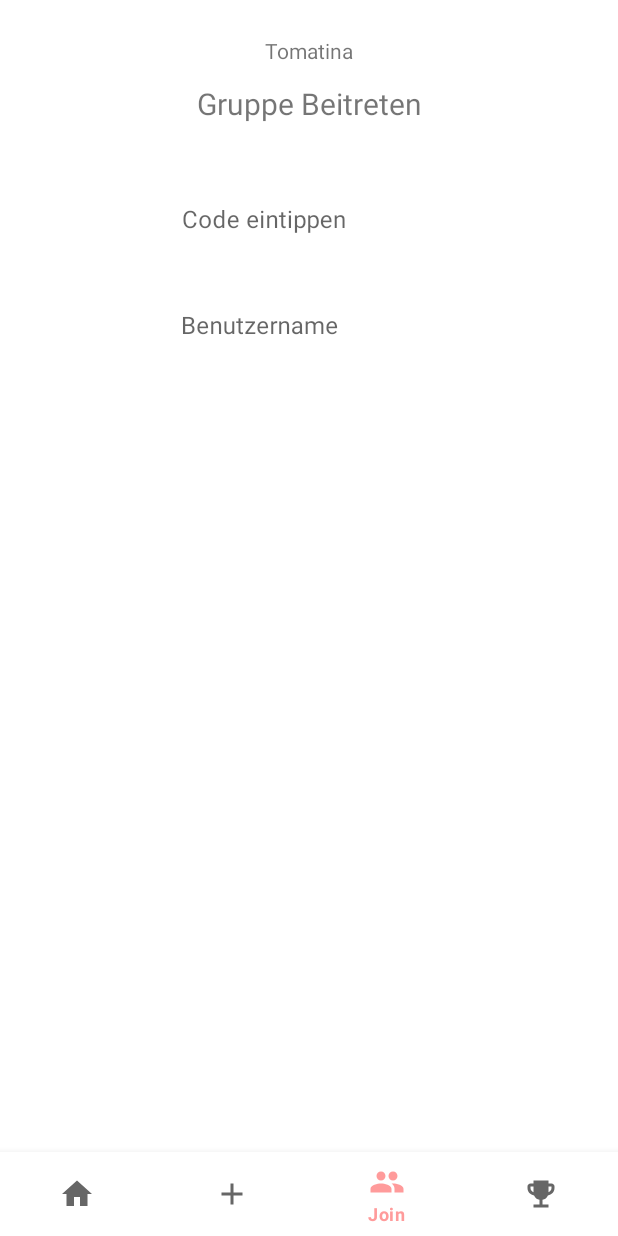
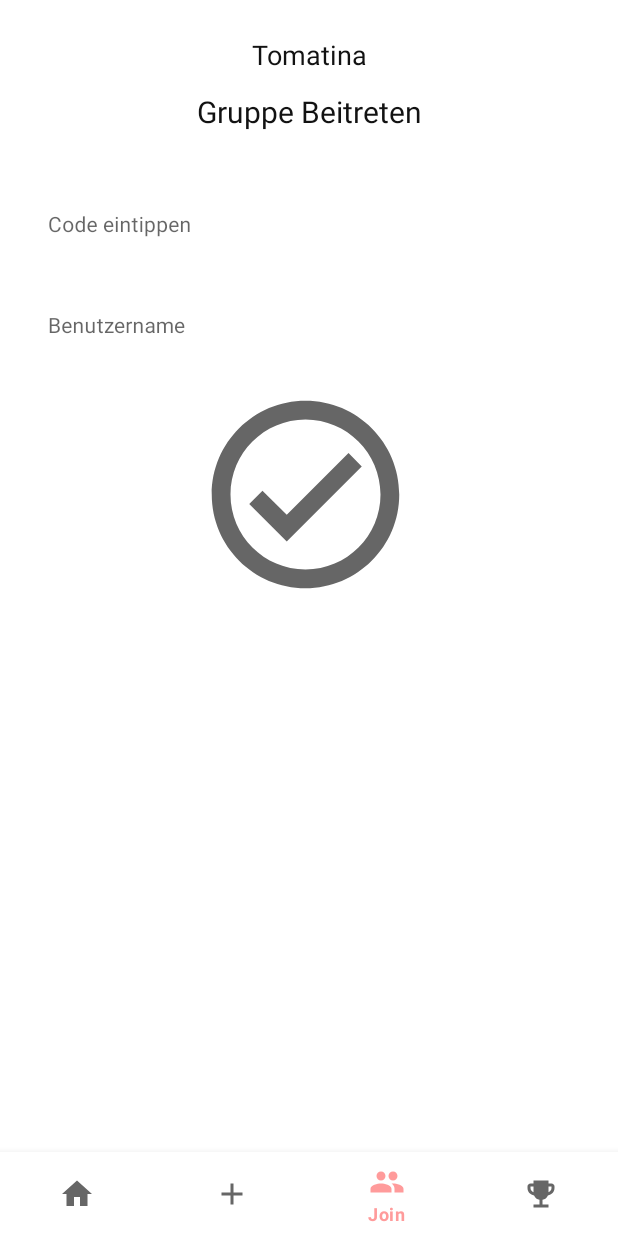
Before and after one commit to msd19tomatina/tomatina-native, an Android app: the JoinFragment screen opened through its navigation route, on a phone screen of 412 x 824 dp. Run offline under Robolectric (Android 15) with nearby library versions, the phone set to English and light mode, and no system bars; our stand-ins replace navigation-ui.

Commit message:
played with design and added button

```diff
--- /dev/null
+++ b/app/src/main/res/drawable/ic_outline_check_circle_24.xml
@@ -0,0 +1,5 @@
+<vector android:height="150dp" android:tint="?attr/colorControlNormal"
+    android:viewportHeight="24" android:viewportWidth="24"
+    android:width="150dp" xmlns:android="http://schemas.android.com/apk/res/android">
+    <path android:fillColor="@android:color/white" android:pathData="M12,2C6.48,2 2,6.48 2,12s4.48,10 10,10 10,-4.48 10,-10S17.52,2 12,2zM12,20c-4.41,0 -8,-3.59 -8,-8s3.59,-8 8,-8 8,3.59 8,8 -3.59,8 -8,8zM16.59,7.58L10,14.17l-2.59,-2.58L6,13l4,4 8,-8z"/>
+</vector>
--- a/app/src/main/res/layout/activity_main.xml
+++ b/app/src/main/res/layout/activity_main.xml
@@ -4,7 +4,8 @@
     android:id="@+id/container"
     android:layout_width="match_parent"
     android:layout_height="match_parent"
-    android:paddingTop="0dp">
+    android:paddingTop="0dp"
+    android:background="@color/white">
 
     <com.google.android.material.bottomnavigation.BottomNavigationView
         android:id="@+id/nav_view"
--- a/app/src/main/res/layout/fragment_home.xml
+++ b/app/src/main/res/layout/fragment_home.xml
@@ -10,8 +10,10 @@
         android:id="@+id/textView3"
         android:layout_width="wrap_content"
         android:layout_height="wrap_content"
-        android:text="Tomatina"
-        android:textSize="26sp"
+        android:layout_marginTop="24dp"
+        android:text="@string/app_name"
+        android:textColor="#121212"
+        android:textSize="18sp"
         app:layout_constraintEnd_toEndOf="parent"
         app:layout_constraintStart_toStartOf="parent"
         app:layout_constraintTop_toTopOf="parent" />
@@ -20,8 +22,10 @@
         android:id="@+id/textView4"
         android:layout_width="wrap_content"
         android:layout_height="wrap_content"
-        android:text="@string/title_highscores"
-        android:textSize="30sp"
+        android:layout_marginTop="12dp"
+        android:text="Meine Gruppen"
+        android:textColor="#FF121212"
+        android:textSize="20sp"
         app:layout_constraintEnd_toEndOf="parent"
         app:layout_constraintStart_toStartOf="parent"
         app:layout_constraintTop_toBottomOf="@+id/textView3" />
--- a/app/src/main/res/layout/fragment_join.xml
+++ b/app/src/main/res/layout/fragment_join.xml
@@ -12,6 +12,8 @@
         android:layout_height="wrap_content"
         android:layout_marginTop="24dp"
         android:text="@string/app_name"
+        android:textColor="#FF121212"
+        android:textSize="18sp"
         app:layout_constraintEnd_toEndOf="parent"
         app:layout_constraintStart_toStartOf="parent"
         app:layout_constraintTop_toTopOf="parent" />
@@ -22,6 +24,7 @@
         android:layout_height="wrap_content"
         android:layout_marginTop="12dp"
         android:text="Gruppe Beitreten"
+        android:textColor="#FF121212"
         android:textSize="20sp"
         app:layout_constraintEnd_toEndOf="@+id/textView"
         app:layout_constraintStart_toStartOf="@+id/textView"
@@ -29,33 +32,61 @@
 
     <com.google.android.material.textfield.TextInputLayout
         android:id="@+id/textInputLayout"
-        android:layout_width="202dp"
-        android:layout_height="56dp"
+        android:layout_width="match_parent"
+        android:layout_height="51dp"
+        android:layout_marginStart="16dp"
+        android:layout_marginLeft="16dp"
         android:layout_marginTop="24dp"
+        android:layout_marginEnd="16dp"
+        android:layout_marginRight="16dp"
         app:boxBackgroundMode="none"
-        app:layout_constraintEnd_toEndOf="@+id/textView2"
-        app:layout_constraintStart_toStartOf="@+id/textView2"
+        app:hintTextColor="#000000"
+        app:layout_constraintEnd_toEndOf="parent"
+        app:layout_constraintStart_toStartOf="parent"
         app:layout_constraintTop_toBottomOf="@+id/textView2">
 
         <com.google.android.material.textfield.TextInputEditText
             android:layout_width="match_parent"
             android:layout_height="match_parent"
             android:hint="Code eintippen"
-            android:singleLine="false" />
+            android:singleLine="false"
+            android:textColor="#151515"
+            android:textColorHint="#5C5C5C"
+            android:textSize="14sp" />
     </com.google.android.material.textfield.TextInputLayout>
 
     <com.google.android.material.textfield.TextInputLayout
-        android:layout_width="204dp"
-        android:layout_height="53dp"
+        android:id="@+id/textInputLayout2"
+        android:layout_width="match_parent"
+        android:layout_height="51dp"
+        android:layout_marginStart="16dp"
+        android:layout_marginLeft="16dp"
         android:layout_marginTop="16dp"
+        android:layout_marginEnd="16dp"
+        android:layout_marginRight="16dp"
         app:boxBackgroundMode="none"
-        app:layout_constraintEnd_toEndOf="@+id/textInputLayout"
-        app:layout_constraintStart_toStartOf="@+id/textInputLayout"
+        app:layout_constraintEnd_toEndOf="parent"
+        app:layout_constraintStart_toStartOf="parent"
         app:layout_constraintTop_toBottomOf="@+id/textInputLayout">
 
         <com.google.android.material.textfield.TextInputEditText
             android:layout_width="match_parent"
             android:layout_height="match_parent"
-            android:hint="Benutzername" />
+            android:hint="Benutzername"
+            android:textColor="#151515"
+            android:textColorHint="#5C5C5C"
+            android:textSize="14sp" />
     </com.google.android.material.textfield.TextInputLayout>
+
+    <ImageButton
+        android:id="@+id/button"
+        android:layout_width="wrap_content"
+        android:layout_height="wrap_content"
+        android:layout_marginTop="24dp"
+        android:background="@color/white"
+        android:src="@drawable/ic_outline_check_circle_24"
+        app:layout_constraintEnd_toEndOf="@+id/textInputLayout2"
+        app:layout_constraintHorizontal_bias="0.49"
+        app:layout_constraintStart_toStartOf="@+id/textInputLayout2"
+        app:layout_constraintTop_toBottomOf="@+id/textInputLayout2" />
 </androidx.constraintlayout.widget.ConstraintLayout>
--- a/app/src/main/res/values/colors.xml
+++ b/app/src/main/res/values/colors.xml
@@ -7,4 +7,5 @@
     <color name="teal_700">#FF018786</color>
     <color name="black">#FF000000</color>
     <color name="white">#FFFFFFFF</color>
+    <color name="light_tomato">#ffeae5</color>
 </resources>
--- a/app/src/main/res/values/themes.xml
+++ b/app/src/main/res/values/themes.xml
@@ -4,7 +4,7 @@
         <!-- Primary brand color. -->
         <item name="colorPrimary">@color/light_red</item>
         <item name="colorPrimaryVariant">@color/dark_red</item>
-        <item name="colorOnPrimary">@color/white</item>
+        <item name="colorOnPrimary">@color/light_tomato</item>
         <!-- Secondary brand color. -->
         <item name="colorSecondary">@color/teal_200</item>
         <item name="colorSecondaryVariant">@color/teal_700</item>
```
